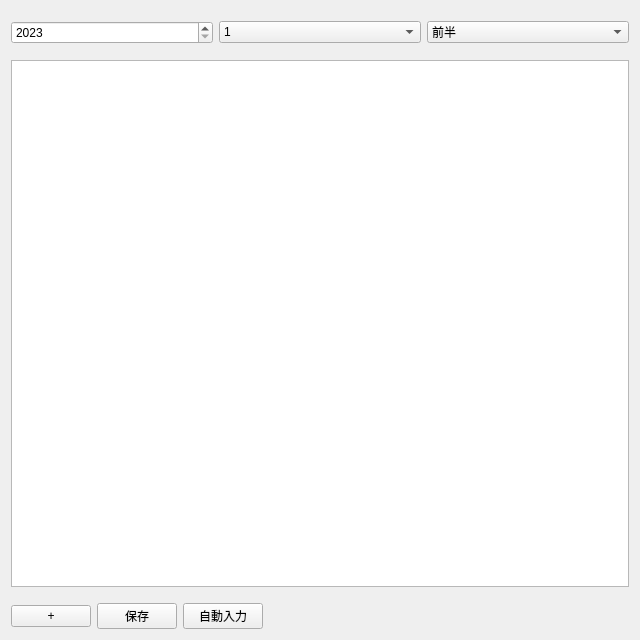
Above: Shift_Calendar/ShiftCalendar.ui from yoshifumi-828/Shift_Clendar before the change. Below: the same form after it.
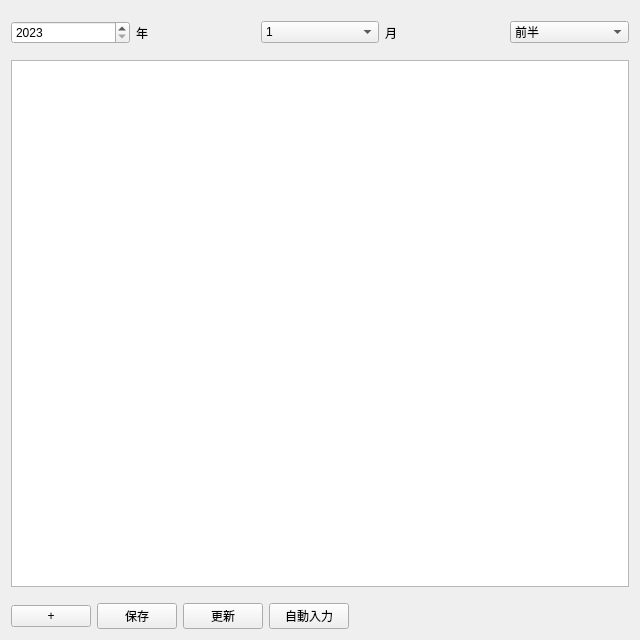
That is the form after the change.

Diff of the .ui file:
```diff
--- a/Shift_Calendar/ShiftCalendar.ui
+++ b/Shift_Calendar/ShiftCalendar.ui
@@ -38,6 +38,13 @@
        </property>
       </widget>
      </item>
+     <item>
+      <widget class="QLabel" name="label">
+       <property name="text">
+        <string>年</string>
+       </property>
+      </widget>
+     </item>
      <item>
       <widget class="QComboBox" name="month_Box">
        <item>
@@ -102,6 +109,13 @@
        </item>
       </widget>
      </item>
+     <item>
+      <widget class="QLabel" name="label_2">
+       <property name="text">
+        <string>月</string>
+       </property>
+      </widget>
+     </item>
      <item>
       <widget class="QComboBox" name="display_month_Box">
        <item>
@@ -176,6 +190,13 @@
        </property>
       </widget>
      </item>
+     <item>
+      <widget class="QPushButton" name="pushButton_2">
+       <property name="text">
+        <string>更新</string>
+       </property>
+      </widget>
+     </item>
      <item>
       <widget class="QPushButton" name="auto_input_Button">
        <property name="text">
```
